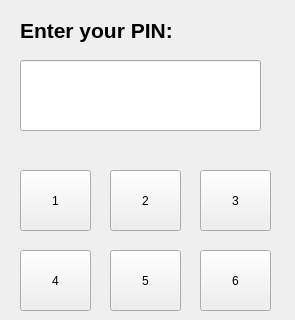
Siistikissa/bankautomat, file bankautomat_exe/bankautomat/PinUI/pinui.ui: the form before one commit; both pictures show x 0 to 295 and y 0 to 320 of the 295 by 622 pixel window.
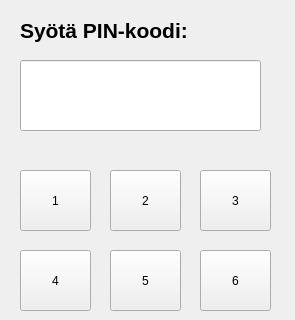
The form after the commit.

Patch:
```diff
--- a/bankautomat_exe/bankautomat/PinUI/pinui.ui
+++ b/bankautomat_exe/bankautomat/PinUI/pinui.ui
@@ -60,7 +60,7 @@
     </font>
    </property>
    <property name="text">
-    <string>Enter your PIN:</string>
+    <string>Syötä PIN-koodi:</string>
    </property>
   </widget>
   <widget class="QPushButton" name="btn1">
```
